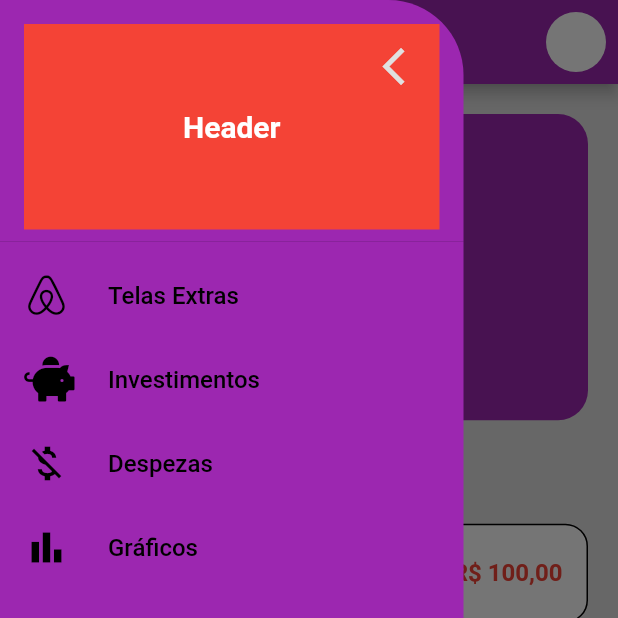
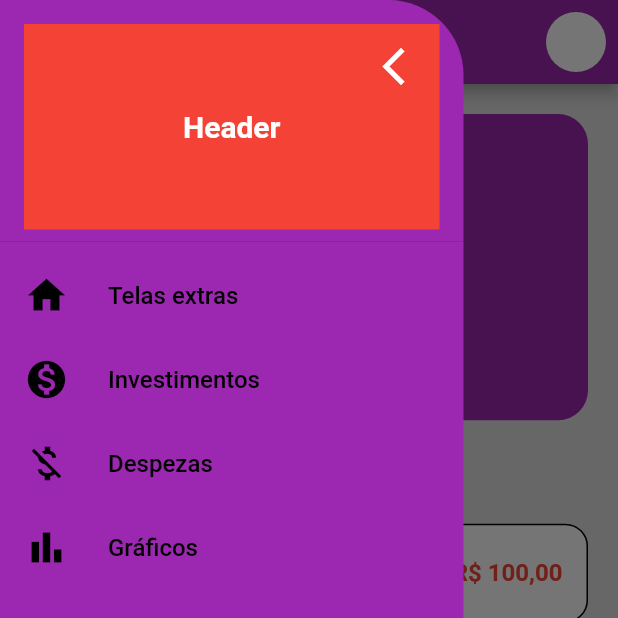
Before and after one commit to AwPr-05/App_Investment, a Flutter app: the screen it shows after launch, with the side drawer open, on a phone screen of 412 x 824 dp, the top half of it. Run offline on Flutter 3.47's test engine with Material 2 defaults, Android fonts, the phone set to English and light mode, and no system bars; our stand-ins replace font_awesome_flutter.

Commit message:
Desenvolvimento da Navegacao

```diff
--- a/lib/core/models/home_model.dart
+++ b/lib/core/models/home_model.dart
@@ -8,5 +8,13 @@ class HomeModel {
   bool earn;
   Color color;
 
-  HomeModel({this.date, this.icon, this.title, this.value, this.earn, this.color});
+  HomeModel({
+    this.date,
+    this.icon,
+    this.title,
+    this.value,
+    this.earn,
+    this.color,
+  });
+
 }
--- a/lib/screens/drawer/custom_drawer.dart
+++ b/lib/screens/drawer/custom_drawer.dart
@@ -1,10 +1,10 @@
 import 'package:flutter/material.dart';
-import 'package:font_awesome_flutter/font_awesome_flutter.dart';
 import 'package:investment/screens/pages_navigator/pages_navigator_widgets/drawer_tile.dart';
 
 class CustomDrawer extends StatefulWidget {
   final GlobalKey<ScaffoldState> scaffoldKey;
   final PageController pageController;
+
   CustomDrawer({this.scaffoldKey, this.pageController});
 
   @override
@@ -14,9 +14,22 @@ class CustomDrawer extends StatefulWidget {
 class _CustomDrawerState extends State<CustomDrawer> {
   int currentDrawerIndex;
 
+ /// Navega entre as paginas pelo botão selecionado no drawer
+  void changePage({@required int buttonIndex, @required int page}) {
+    // Selecionando o botão
+    setState(() => currentDrawerIndex = buttonIndex);
+
+    // Passando para a tela no pageview
+    widget.pageController.jumpToPage(page);
+
+    // Fechar o drawer
+    widget.scaffoldKey.currentState.openEndDrawer();
+  }
+
   @override
   Widget build(BuildContext context) {
     final size = MediaQuery.of(context).size;
+
     return Container(
       width: size.width * 0.75,
       decoration: BoxDecoration(
@@ -32,11 +45,10 @@ class _CustomDrawerState extends State<CustomDrawer> {
           SafeArea(
             child: Stack(
               children: [
-                // Fta
                 DrawerHeader(
                   child: Container(
+                    alignment: Alignment.center,
                     color: Colors.red,
-                      alignment: Alignment.center,
                     child: Text(
                       "Header",
                       style: TextStyle(
@@ -44,52 +56,50 @@ class _CustomDrawerState extends State<CustomDrawer> {
                         fontWeight: FontWeight.bold,
                         fontSize: 20,
                       ),
-                      )),
                     ),
-
-                // Botao de volta Drawer
+                  ),
+                ),
                 Positioned(
                   top: 20,
                   right: 15,
                   child: IconButton(
                     icon: Icon(
                       Icons.arrow_back_ios,
-                        color: Colors.grey.shade300,
                       size: 30,
+                      color: Colors.white,
                     ),
                     onPressed: () {
                       widget.scaffoldKey.currentState.openEndDrawer();
                     },
-                    )),
+                  ),
+                ),
               ],
             ),
           ),
 
-          // Tile - Telas Extras
+          // Telas extras
           DrawerTile(
-            icon: FontAwesomeIcons.airbnb,
-            title: "Telas Extras",
+            icon: Icons.home,
+            title: "Telas extras",
             onPressed: () {
-              setState(() => currentDrawerIndex = 0);
-              widget.pageController.jumpToPage(3);
-              widget.scaffoldKey.currentState.openEndDrawer();
+              changePage(buttonIndex: 0, page: 3);
             },
             color:
                 currentDrawerIndex == 0 ? Colors.grey.shade300 : Colors.black,
           ),
 
-          // Tile - Investimentos
+          // Investimentos
           DrawerTile(
-            icon: FontAwesomeIcons.piggyBank,
+            icon: Icons.monetization_on,
             title: "Investimentos",
             onPressed: () {
-              setState(() => currentDrawerIndex = 1);
+             changePage(buttonIndex: 1, page: 4);
             },
             color:
                 currentDrawerIndex == 1 ? Colors.grey.shade300 : Colors.black,
           ),
 
-          // Tile - Despezas
+          // Despezas
           DrawerTile(
             icon: Icons.money_off,
             title: "Despezas",
@@ -100,7 +110,7 @@ class _CustomDrawerState extends State<CustomDrawer> {
                 currentDrawerIndex == 2 ? Colors.grey.shade300 : Colors.black,
           ),
 
-          // Tile - Gráficos
+          // Gráficos
           DrawerTile(
             icon: Icons.bar_chart,
             title: "Gráficos",
--- a/lib/screens/home_screen/home_screen.dart
+++ b/lib/screens/home_screen/home_screen.dart
@@ -4,7 +4,6 @@ import 'package:investment/core/models/home_model.dart';
 import 'package:investment/screens/home_screen/home_screen_widgets/home_tile.dart';
 
 class HomeScreen extends StatelessWidget {
-
   // Lista de dados
   final List<HomeModel> dataTiles = [
     HomeModel(
@@ -33,15 +32,11 @@ class HomeScreen extends StatelessWidget {
     ),
   ];
 
-
-
   @override
   Widget build(BuildContext context) {
     return Scaffold(
       // Cor de fundo
       backgroundColor: Colors.grey.shade300,
-
-
 
       // Conteúdo
       body: ListView(
@@ -75,7 +70,7 @@ class HomeScreen extends StatelessWidget {
                     ),
                   ),
                   Text(
-                    "R\$ 52.500,55",
+                    "R\$ 48.782,55",
                     style: TextStyle(
                       color: Colors.white,
                       fontSize: 30,
--- a/lib/screens/home_screen/home_screen_widgets/home_tile.dart
+++ b/lib/screens/home_screen/home_screen_widgets/home_tile.dart
@@ -2,7 +2,6 @@ import 'package:flutter/material.dart';
 import 'package:investment/core/models/home_model.dart';
 
 class HomeTile extends StatelessWidget {
-
   final HomeModel values;
 
   HomeTile(this.values);
--- a/lib/screens/pages_navigator/pages_navigator.dart
+++ b/lib/screens/pages_navigator/pages_navigator.dart
@@ -1,8 +1,7 @@
 import 'package:flutter/material.dart';
 import 'package:font_awesome_flutter/font_awesome_flutter.dart';
+import 'package:investment/screens/home_screen/home_screen.dart';
 import 'package:investment/screens/drawer/custom_drawer.dart';
-import 'package:investment/screens/home_screen/home_screen.dart';
-import 'package:investment/screens/pages_navigator/pages_navigator_widgets/drawer_tile.dart';
 
 class PagesNavigator extends StatefulWidget {
   @override
@@ -26,7 +25,6 @@ class _PagesNavigatorState extends State<PagesNavigator> {
   final pageController = PageController(initialPage: 1);
 
   int currentBottomNavIndex = 1;
-  int currentDrawerIndex = 0;
 
   final scaffoldKey = GlobalKey<ScaffoldState>();
 
@@ -39,13 +37,22 @@ class _PagesNavigatorState extends State<PagesNavigator> {
       appBar: AppBar(
         title: Text("Investment"),
         centerTitle: true,
+        leading: GestureDetector(
+          onTap: () {
+            scaffoldKey.currentState.openDrawer();
+          },
+          child: Image.asset("assets/hamburger.png"),
+        ),
         actions: [
           createContainerIcon(),
         ],
       ),
 
-      // Drawer (Hamburguer)
-      drawer: CustomDrawer(scaffoldKey: scaffoldKey, pageController: pageController),
+      // Drawer
+      drawer: CustomDrawer(
+        scaffoldKey: scaffoldKey,
+        pageController: pageController,
+      ),
 
       // Conteúdo
       body: PageView(
@@ -56,21 +63,21 @@ class _PagesNavigatorState extends State<PagesNavigator> {
           HomeScreen(),
           Container(color: Colors.blue),
           Container(
+            color: Colors.green,
             alignment: Alignment.center,
-            color: Colors.orange.shade900,
             child: Text(
-              "Telas Extras",
+              "Telas extras",
               style: TextStyle(
-                color: Colors.white,
+                color: Colors.orange.shade900,
                 fontSize: 20,
               ),
             ),
           ),
           Container(
+            color: Colors.green,
             alignment: Alignment.center,
-            color: Colors.green,
             child: Text(
-              "Investimentos",
+              "Investimento",
               style: TextStyle(
                 color: Colors.white,
                 fontSize: 20,
--- a/lib/screens/pages_navigator/pages_navigator_widgets/drawer_tile.dart
+++ b/lib/screens/pages_navigator/pages_navigator_widgets/drawer_tile.dart
@@ -2,20 +2,19 @@ import 'package:flutter/material.dart';
 
 class DrawerTile extends StatelessWidget {
   final IconData icon;
+  final Function onPressed;
   final String title;
-  final Function onPressed;
   final Color color;
 
-  DrawerTile({
+  const DrawerTile({
     @required this.icon,
+    @required this.onPressed,
     @required this.title,
-    @required this.onPressed,
     @required this.color,
   });
 
   @override
   Widget build(BuildContext context) {
-    /// Cria um tile que sera apresentado no drawer
     return ListTile(
       onTap: onPressed,
       leading: Icon(
--- a/pubspec.yaml
+++ b/pubspec.yaml
@@ -47,8 +47,8 @@ flutter:
   uses-material-design: true
 
   # To add assets to your application, add an assets section, like this:
-  # assets:
-  #   - images/a_dot_burr.jpeg
+  assets:
+    - assets/
   #   - images/a_dot_ham.jpeg
 
   # An image asset can refer to one or more resolution-specific "variants", see
```
Also changed, not shown: assets/hamburger.png (added). Lines whose indentation alone changed are shown as unchanged.
